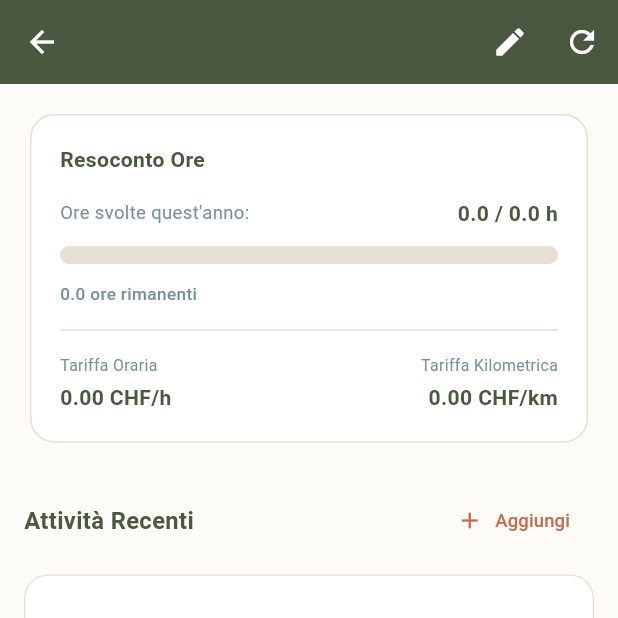
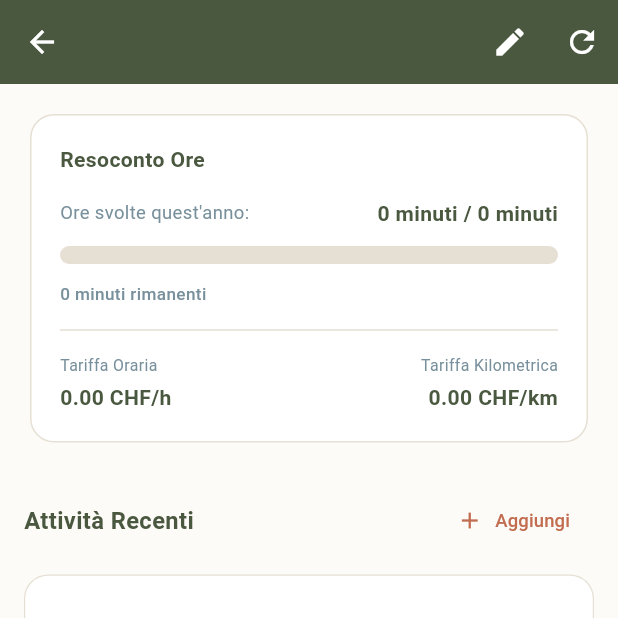
Before and after one commit to menegall/kura_flutter, a Flutter app: the PupilDetailPage screen opened directly with empty values, on a phone screen of 412 x 824 dp, the top half of it. Run offline on Flutter 3.47's test engine with Material 3 defaults, Android fonts, the phone set to English and light mode, and no system bars; our stand-ins replace printing, shared_preferences, supabase_flutter; accounts and stored records are empty.

Commit message:
changed from decimal hours to hours and minutes

```diff
--- /dev/null
+++ b/lib/core/utils.dart
@@ -0,0 +1,13 @@
+String formatDuration(double hours) {
+  final int h = hours.floor();
+  // Arrotonda per prevenire problemi di precisione dei float (es. 0.25 * 60 = 15)
+  final int m = ((hours - h) * 60).round();
+
+  if (h == 0) {
+    return '$m minuti';
+  } else if (m == 0) {
+    return '${h}h';
+  } else {
+    return '${h}h e $m minuti';
+  }
+}
--- a/lib/features/home/pages/activity_detail_page.dart
+++ b/lib/features/home/pages/activity_detail_page.dart
@@ -1,6 +1,8 @@
 import 'package:flutter/material.dart';
 import '../../../core/theme.dart';
+import '../../../core/utils.dart';
 import '../models/activity_model.dart';
+
 class ActivityDetailPage extends StatelessWidget {
   final Activity activity;
   final String pupilName;
@@ -109,7 +111,7 @@ class ActivityDetailPage extends StatelessWidget {
                         _buildDetailRow(
                           Icons.access_time,
                           'Tempo impiegato',
-                          '${activity.duration!.toStringAsFixed(1)} ore',
+                          formatDuration(activity.duration!),
                         ),
                       ],
                       // Kilometri - se presenti
@@ -153,16 +155,21 @@ class ActivityDetailPage extends StatelessWidget {
                   border: Border.all(color: AppColors.beige, width: 1),
                 ),
                 child: Text(
-                  (activity.description != null && activity.description!.trim().isNotEmpty)
+                  (activity.description != null &&
+                          activity.description!.trim().isNotEmpty)
                       ? activity.description!
                       : 'Nessuna descrizione o nota inserita per questa attività.',
                   style: TextStyle(
                     fontSize: 15,
                     height: 1.5,
-                    color: (activity.description != null && activity.description!.trim().isNotEmpty)
+                    color:
+                        (activity.description != null &&
+                            activity.description!.trim().isNotEmpty)
                         ? AppColors.darkGreen
                         : AppColors.blueGrey.withValues(alpha: 0.8),
-                    fontStyle: (activity.description != null && activity.description!.trim().isNotEmpty)
+                    fontStyle:
+                        (activity.description != null &&
+                            activity.description!.trim().isNotEmpty)
                         ? FontStyle.normal
                         : FontStyle.italic,
                   ),
@@ -174,6 +181,7 @@ class ActivityDetailPage extends StatelessWidget {
       ),
     );
   }
+
   Widget _buildDetailRow(IconData icon, String label, String value) {
     return Row(
       children: [
--- a/lib/features/home/pages/pupil_detail_page.dart
+++ b/lib/features/home/pages/pupil_detail_page.dart
@@ -1,5 +1,6 @@
 import 'package:flutter/material.dart';
 import '../../../core/theme.dart';
+import '../../../core/utils.dart';
 import '../models/pupil_model.dart';
 import '../models/activity_model.dart';
 import '../services/pupils_service.dart';
@@ -216,7 +217,7 @@ class _PupilDetailPageState extends State<PupilDetailPage> {
                   style: TextStyle(color: AppColors.blueGrey),
                 ),
                 Text(
-                  '${_pupil.workedHours.toStringAsFixed(1)} / ${_pupil.maxHours.toStringAsFixed(1)} h',
+                  '${formatDuration(_pupil.workedHours)} / ${formatDuration(_pupil.maxHours)}',
                   style: const TextStyle(
                     fontWeight: FontWeight.bold,
                     fontSize: 16,
@@ -239,7 +240,7 @@ class _PupilDetailPageState extends State<PupilDetailPage> {
             Text(
               rawPercent >= 1.0
                   ? 'Ore esaurite!'
-                  : '${remainingHours.toStringAsFixed(1)} ore rimanenti',
+                  : '${formatDuration(remainingHours)} rimanenti',
               style: TextStyle(
                 fontSize: 13,
                 fontWeight: FontWeight.w500,
@@ -404,7 +405,7 @@ class _PupilDetailPageState extends State<PupilDetailPage> {
                 if (activity.duration != null)
                   _buildBadge(
                     Icons.access_time,
-                    '${activity.duration!.toStringAsFixed(1)} ore',
+                    formatDuration(activity.duration!),
                   ),
                 if (activity.kilometers != null)
                   _buildBadge(
```
Also changed, not shown: lib/features/home/pages/add_activity_page.dart (+65 -15 lines), lib/features/home/pages/stats_page.dart (+16 -12 lines), pubspec.lock, 2 other files.
